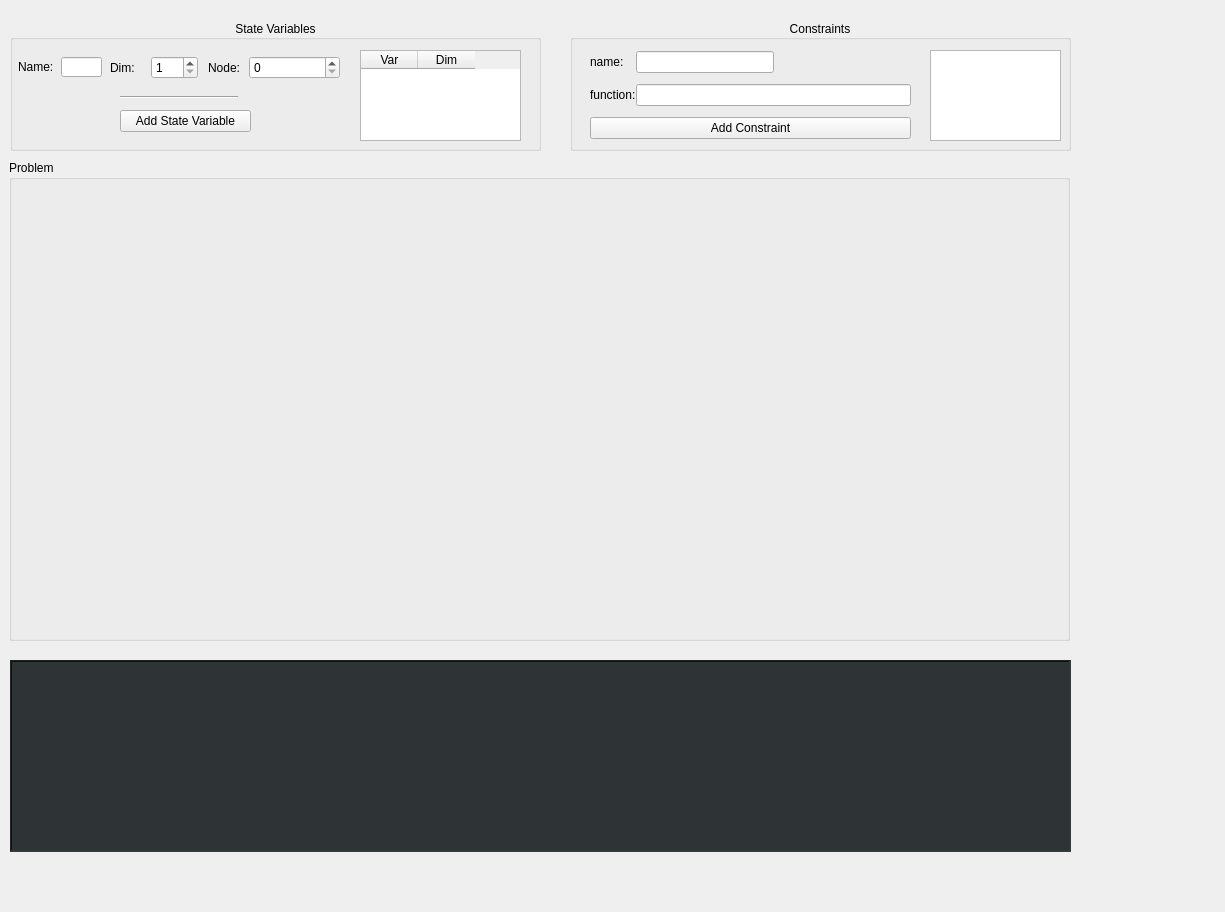
Before: the Qt Designer form ui/widget1.ui in FrancescoRuscelli/horizon, drawn with Qt 5.
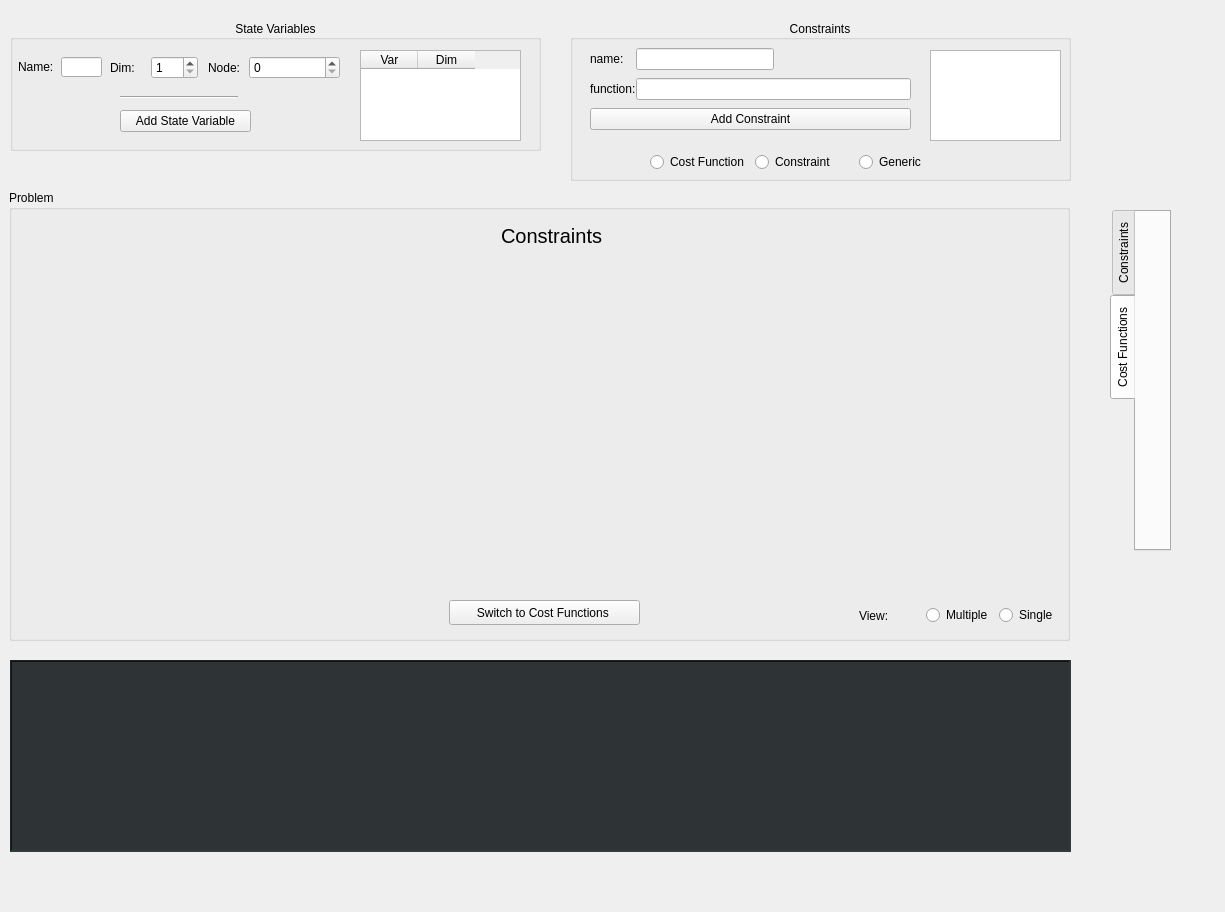
After: the same form once the commit is applied. Icons and pictures are not drawn. Custom widgets are drawn as their Qt base class.

What changed in the file:
```diff
--- a/ui/widget1.ui
+++ b/ui/widget1.ui
@@ -22,7 +22,7 @@
      <x>570</x>
      <y>20</y>
      <width>501</width>
-     <height>131</height>
+     <height>161</height>
     </rect>
    </property>
    <property name="layoutDirection">
@@ -40,7 +40,7 @@
       <x>20</x>
       <y>20</y>
       <width>321</width>
-      <height>111</height>
+      <height>101</height>
      </rect>
     </property>
     <layout class="QGridLayout" name="CTGrid">
@@ -111,6 +111,39 @@
      <enum>QAbstractItemView::DragOnly</enum>
     </property>
    </widget>
+   <widget class="QWidget" name="horizontalLayoutWidget">
+    <property name="geometry">
+     <rect>
+      <x>80</x>
+      <y>130</y>
+      <width>307</width>
+      <height>25</height>
+     </rect>
+    </property>
+    <layout class="QHBoxLayout" name="horizontalLayout">
+     <item>
+      <widget class="QRadioButton" name="radioButton_4">
+       <property name="text">
+        <string>Cost Function</string>
+       </property>
+      </widget>
+     </item>
+     <item>
+      <widget class="QRadioButton" name="radioButton_5">
+       <property name="text">
+        <string>Constraint</string>
+       </property>
+      </widget>
+     </item>
+     <item>
+      <widget class="QRadioButton" name="radioButton_3">
+       <property name="text">
+        <string>Generic</string>
+       </property>
+      </widget>
+     </item>
+    </layout>
+   </widget>
   </widget>
   <widget class="QGroupBox" name="SV">
    <property name="geometry">
@@ -335,14 +368,113 @@
    <property name="geometry">
     <rect>
      <x>9</x>
-     <y>160</y>
+     <y>190</y>
      <width>1061</width>
-     <height>481</height>
+     <height>451</height>
     </rect>
    </property>
    <property name="title">
     <string>Problem</string>
    </property>
+   <widget class="QWidget" name="formLayoutWidget">
+    <property name="geometry">
+     <rect>
+      <x>850</x>
+      <y>410</y>
+      <width>201</width>
+      <height>31</height>
+     </rect>
+    </property>
+    <layout class="QHBoxLayout" name="LineView">
+     <item>
+      <widget class="QLabel" name="label">
+       <property name="text">
+        <string>View:</string>
+       </property>
+      </widget>
+     </item>
+     <item>
+      <widget class="QRadioButton" name="MultipleLine">
+       <property name="text">
+        <string>Multiple</string>
+       </property>
+      </widget>
+     </item>
+     <item>
+      <widget class="QRadioButton" name="SingleLine">
+       <property name="text">
+        <string>Single</string>
+       </property>
+      </widget>
+     </item>
+    </layout>
+   </widget>
+   <widget class="QStackedWidget" name="ProblemMain">
+    <property name="geometry">
+     <rect>
+      <x>2</x>
+      <y>20</y>
+      <width>1050</width>
+      <height>381</height>
+     </rect>
+    </property>
+    <property name="currentIndex">
+     <number>0</number>
+    </property>
+    <widget class="QWidget" name="CTPage">
+     <widget class="QLabel" name="label_2">
+      <property name="geometry">
+       <rect>
+        <x>490</x>
+        <y>10</y>
+        <width>111</width>
+        <height>31</height>
+       </rect>
+      </property>
+      <property name="font">
+       <font>
+        <pointsize>15</pointsize>
+       </font>
+      </property>
+      <property name="text">
+       <string>Constraints</string>
+      </property>
+     </widget>
+    </widget>
+    <widget class="QWidget" name="CFPage">
+     <widget class="QLabel" name="label_3">
+      <property name="geometry">
+       <rect>
+        <x>470</x>
+        <y>10</y>
+        <width>141</width>
+        <height>31</height>
+       </rect>
+      </property>
+      <property name="font">
+       <font>
+        <pointsize>15</pointsize>
+       </font>
+      </property>
+      <property name="text">
+       <string>Cost Functions</string>
+      </property>
+     </widget>
+    </widget>
+   </widget>
+   <widget class="QPushButton" name="switchPageButton">
+    <property name="geometry">
+     <rect>
+      <x>440</x>
+      <y>410</y>
+      <width>191</width>
+      <height>25</height>
+     </rect>
+    </property>
+    <property name="text">
+     <string>Switch to Cost Functions </string>
+    </property>
+   </widget>
   </widget>
   <widget class="ConsoleLogger" name="consoleLogger">
    <property name="geometry">
@@ -372,6 +504,32 @@
     <bool>true</bool>
    </property>
   </widget>
+  <widget class="QTabWidget" name="tabWidget">
+   <property name="geometry">
+    <rect>
+     <x>1110</x>
+     <y>210</y>
+     <width>61</width>
+     <height>341</height>
+    </rect>
+   </property>
+   <property name="tabPosition">
+    <enum>QTabWidget::West</enum>
+   </property>
+   <property name="currentIndex">
+    <number>1</number>
+   </property>
+   <widget class="QWidget" name="CTTab">
+    <attribute name="title">
+     <string>Constraints</string>
+    </attribute>
+   </widget>
+   <widget class="QWidget" name="CFTab">
+    <attribute name="title">
+     <string>Cost Functions</string>
+    </attribute>
+   </widget>
+  </widget>
   <action name="actionExit">
    <property name="icon">
     <iconset>
```
